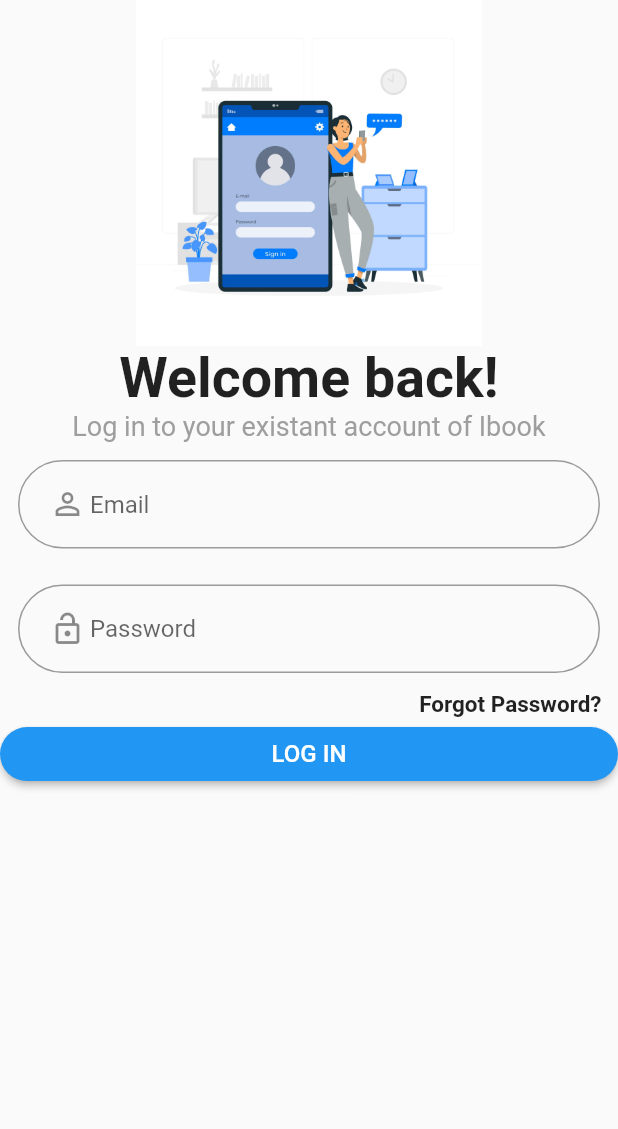
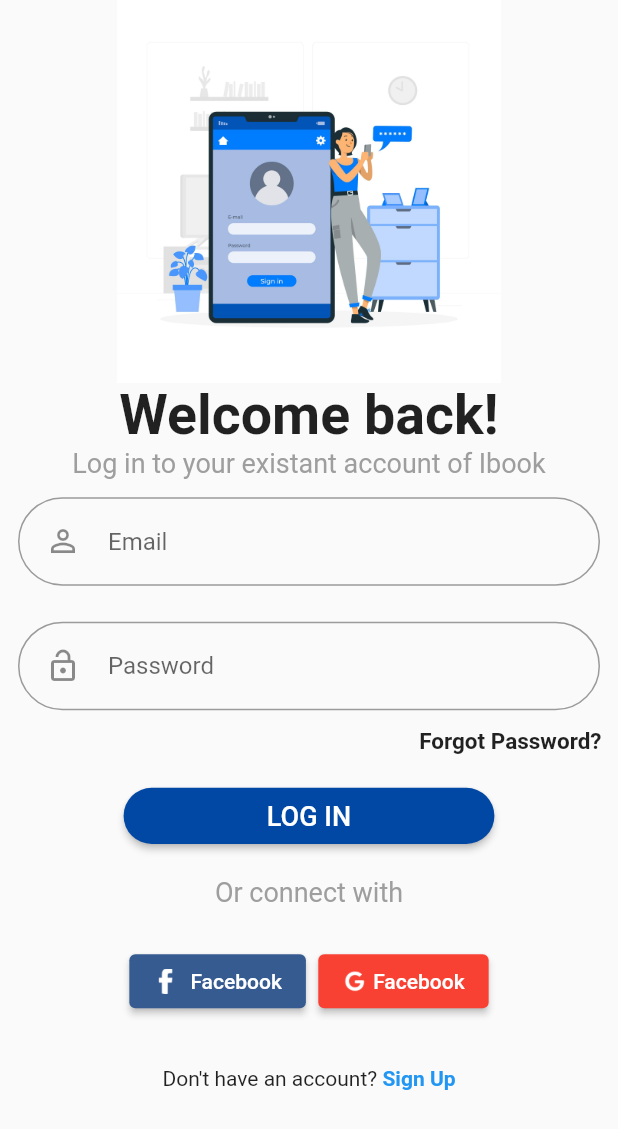
Before and after one commit to SheikhAman/Login-Screen-Flutter-UI, a Flutter app: the screen it shows after launch, on a phone screen of 412 x 824 dp. Shown: the top 1129 px of the screen. Run offline on Flutter 3.47's test engine with Material 2 defaults, Android fonts, the phone set to English and light mode, and no system bars.

Commit message:
Login Screen Completed

```diff
--- a/login_screen/lib/pages/login_page.dart
+++ b/login_screen/lib/pages/login_page.dart
@@ -1,5 +1,3 @@
-import 'dart:html';
-
 import 'package:flutter/material.dart';
 
 class LoginPage extends StatelessWidget {
@@ -12,7 +10,7 @@ class LoginPage extends StatelessWidget {
         children: [
           Image.asset(
             'images/undraw.jpg',
-            height: MediaQuery.of(context).size.height * .28,
+            height: MediaQuery.of(context).size.height * .31,
           ),
           Text(
             'Welcome back!',
@@ -32,7 +30,7 @@ class LoginPage extends StatelessWidget {
             child: TextField(
               decoration: InputDecoration(
                 prefixIcon: Padding(
-                  padding: const EdgeInsets.only(left: 18.0),
+                  padding: const EdgeInsets.only(left: 18.0, right: 18.0),
                   child: Icon(Icons.person_outline_outlined),
                 ),
                 hintText: 'Email',
@@ -47,7 +45,7 @@ class LoginPage extends StatelessWidget {
             child: TextField(
               decoration: InputDecoration(
                 prefixIcon: Padding(
-                  padding: const EdgeInsets.only(left: 18.0),
+                  padding: const EdgeInsets.only(left: 18.0, right: 18.0),
                   child: Icon(Icons.lock_open_outlined),
                 ),
                 hintText: 'Password',
@@ -68,17 +66,103 @@ class LoginPage extends StatelessWidget {
               ),
             ),
           ),
-          ElevatedButton(
-            child: Text(
-              'LOG IN',
-              style: TextStyle(
-                fontSize: 16,
-                fontWeight: FontWeight.w500,
+          Padding(
+            padding: EdgeInsets.only(
+              top: MediaQuery.of(context).size.height * .02,
+              left: MediaQuery.of(context).size.width * .2,
+              right: MediaQuery.of(context).size.width * .2,
+            ),
+            child: ElevatedButton(
+              child: Padding(
+                padding:
+                    EdgeInsets.all(MediaQuery.of(context).size.width * .02),
+                child: Text(
+                  'LOG IN',
+                  style: TextStyle(
+                    fontSize: 18,
+                    fontWeight: FontWeight.w500,
+                  ),
+                ),
               ),
+              onPressed: () {},
+              style: ElevatedButton.styleFrom(shape: StadiumBorder()).copyWith(
+                  backgroundColor:
+                      MaterialStateProperty.all(Color(0xFF0148a4))),
             ),
-            onPressed: () {},
-            style: ElevatedButton.styleFrom(shape: StadiumBorder()),
           ),
+          SizedBox(
+            height: MediaQuery.of(context).size.height * .02,
+          ),
+          Text(
+            'Or connect with',
+            textAlign: TextAlign.center,
+            style: TextStyle(fontSize: 18, color: Colors.grey[500]),
+          ),
+          SizedBox(
+            height: MediaQuery.of(context).size.height * .03,
+          ),
+          Row(
+            mainAxisAlignment: MainAxisAlignment.center,
+            children: [
+              ElevatedButton(
+                onPressed: () {},
+                child: Row(
+                  children: [
+                    Image.asset(
+                      'images/facebook.png',
+                      width: MediaQuery.of(context).size.width * .04,
+                    ),
+                    SizedBox(
+                      width: MediaQuery.of(context).size.width * .02,
+                    ),
+                    Text('Facebook'),
+                  ],
+                ),
+                style: ElevatedButton.styleFrom(
+                  primary: Color(0xFF365b90),
+                ),
+              ),
+              SizedBox(
+                width: MediaQuery.of(context).size.width * .02,
+              ),
+              ElevatedButton(
+                onPressed: () {},
+                style: ElevatedButton.styleFrom(
+                  primary: Color(0xFFF84133),
+                ),
+                child: Row(
+                  children: [
+                    Image.asset(
+                      'images/google.png',
+                      width: MediaQuery.of(context).size.width * .04,
+                    ),
+                    SizedBox(
+                      width: MediaQuery.of(context).size.width * .01,
+                    ),
+                    Text('Facebook'),
+                  ],
+                ),
+              ),
+            ],
+          ),
+          SizedBox(
+            height: MediaQuery.of(context).size.height * .04,
+          ),
+          RichText(
+            textAlign: TextAlign.center,
+            text: TextSpan(
+                text: "Don't have an account?",
+                style: TextStyle(color: Colors.black87),
+                children: [
+                  TextSpan(
+                    text: " Sign Up",
+                    style: TextStyle(
+                      color: Colors.blue,
+                      fontWeight: FontWeight.bold,
+                    ),
+                  ),
+                ]),
+          )
         ],
       ),
     );
--- a/login_screen/pubspec.yaml
+++ b/login_screen/pubspec.yaml
@@ -34,6 +34,7 @@ dependencies:
   # The following adds the Cupertino Icons font to your application.
   # Use with the CupertinoIcons class for iOS style icons.
   cupertino_icons: ^1.0.2
+
 
 dev_dependencies:
   flutter_test:
```
Also changed, not shown: login_screen/images/facebook.png (added), login_screen/images/google.png (added).
